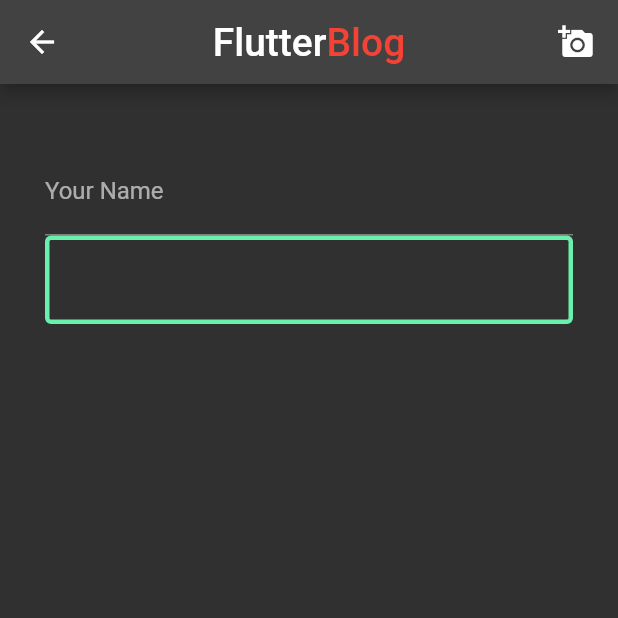
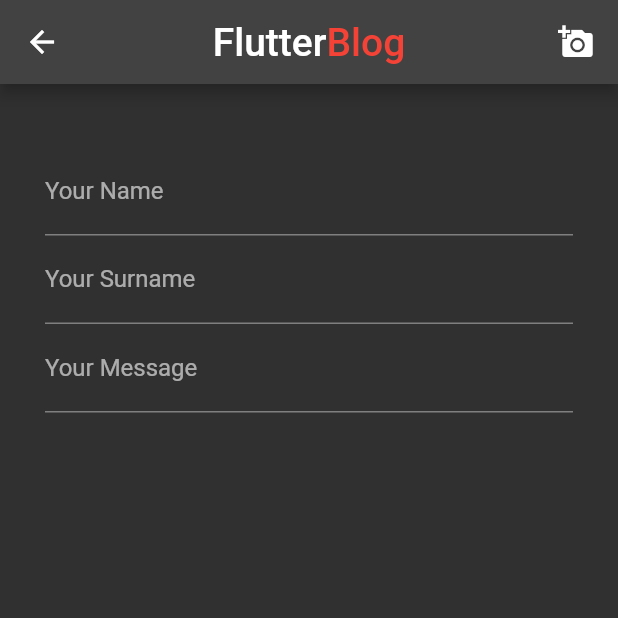
Before and after one commit to muttafa/FlutterBlog, a Flutter app: the screen it shows after launch, after a tap on the "add" icon, on a phone screen of 412 x 824 dp, the top half of it. Run offline on Flutter 3.47's test engine with Material 2 defaults, Android fonts, the phone set to English and light mode, and no system bars; our stand-ins replace cloud_firestore, firebase_core, image_picker; accounts and stored records are empty.

Commit message:
Design App

```diff
--- a/lib/Screens/AddPost.dart
+++ b/lib/Screens/AddPost.dart
@@ -13,6 +13,7 @@ class AddPost extends StatefulWidget {
 }
 final TextEditingController nameTextController = TextEditingController();
 final TextEditingController surnameTextController = TextEditingController();
+final TextEditingController messageTextController = TextEditingController();
 class _AddPostState extends State<AddPost> {
   @override
   Widget build(BuildContext context) {
@@ -38,6 +39,7 @@ class _AddPostState extends State<AddPost> {
                        'users' : {
                          'userName' : nameTextController.text.toString(),
                          'userSurname' : surnameTextController.text.toString(),
+                         'userMessage' : messageTextController.text.toString(),
                        }
 
                      });
@@ -66,15 +68,19 @@ class _AddPostState extends State<AddPost> {
                       labelText: 'Your Name',
                     )
                     ) ,
-
                   TextField(
                     controller: surnameTextController,
                     decoration: InputDecoration(
-                      enabledBorder: OutlineInputBorder(
-                        borderSide: BorderSide(width: 3, color: Colors.greenAccent),
-                      ),
+                      labelText: 'Your Surname',
+                    )
+                  ),
+                  TextField(
+                    controller: messageTextController,
+                    decoration: InputDecoration(
+                      labelText: 'Your Message',
+                    )
                     ) ,
-                  ),
+
                 ],
 
               ),
--- a/lib/Screens/HomePage.dart
+++ b/lib/Screens/HomePage.dart
@@ -1,4 +1,5 @@
 
+import 'package:cloud_firestore/cloud_firestore.dart';
 import 'package:flutter/material.dart';
 import 'package:flutterblog2/Screens/AddPost.dart';
 
@@ -31,7 +32,9 @@ class _HomePageState extends State<HomePage> {
 
         ),
       ),
-      body: Container(),
+      body: Container(
+        child: Card(),
+      ),
       floatingActionButton: Container(
         child: Row(
           mainAxisAlignment: MainAxisAlignment.center,
@@ -45,3 +48,22 @@ class _HomePageState extends State<HomePage> {
     );
   }
 }
+
+class Card extends StatelessWidget {
+  const Card({
+    Key? key,
+  }) : super(key: key);
+
+  @override
+  Widget build(BuildContext context) {
+    return Row(
+      children: [
+        Row(
+          children: [
+            Text(""),
+          ],
+        )
+      ],
+    );
+  }
+}
```
